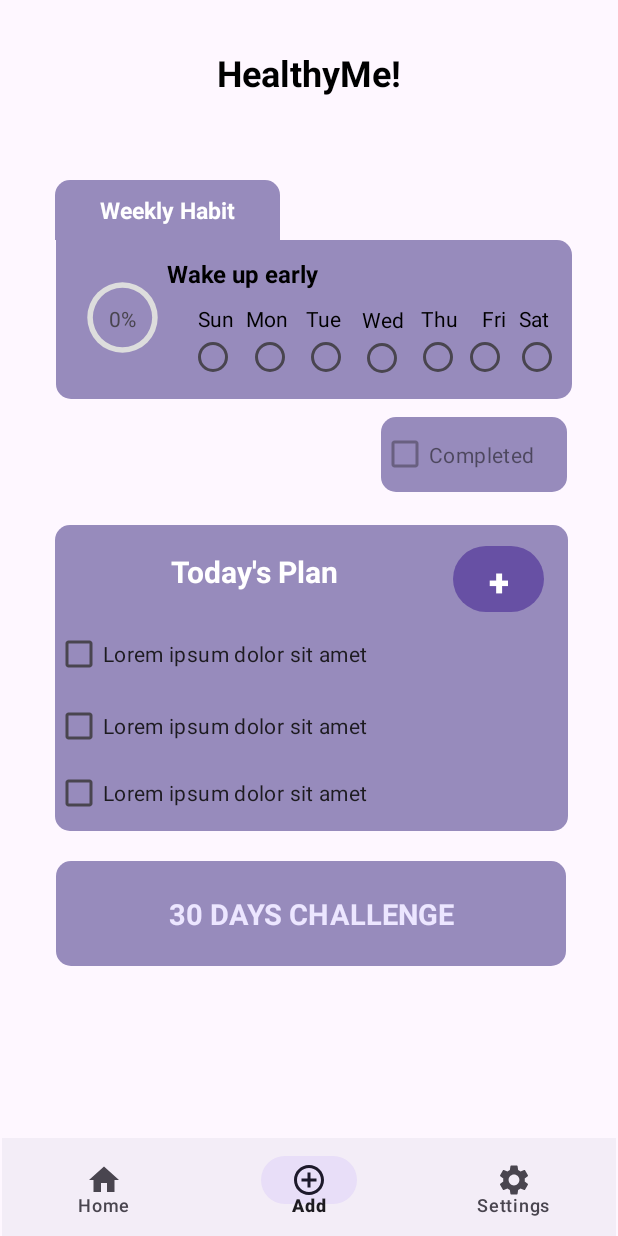
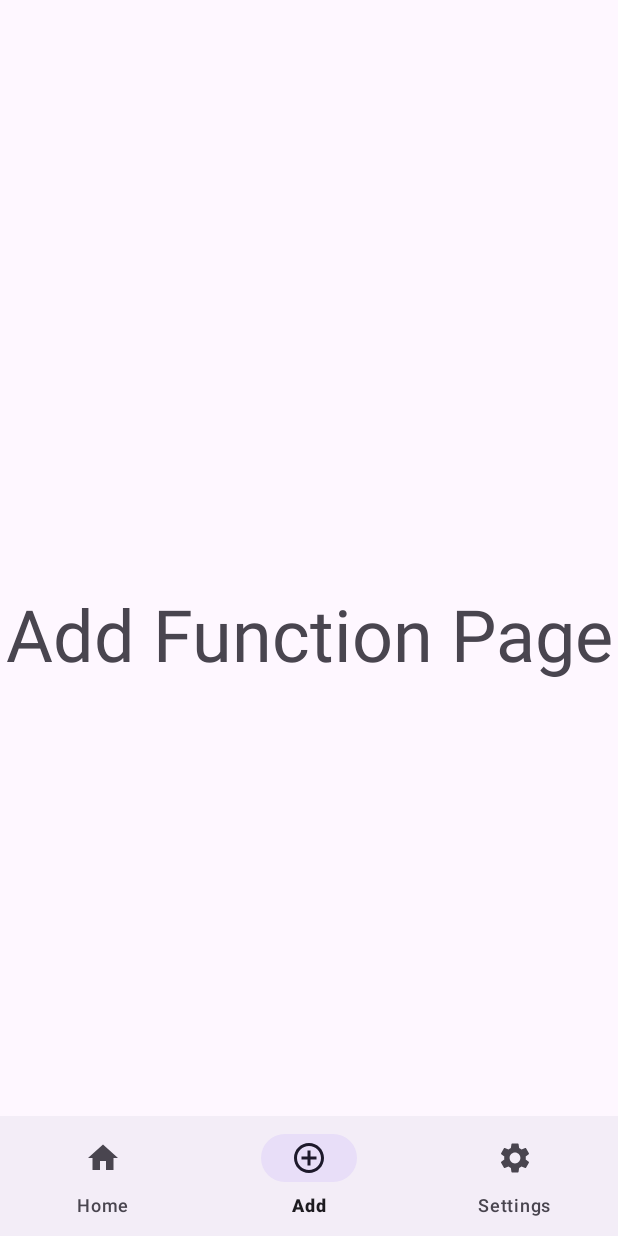
Before and after one commit to Yongey/ANDE_CA2, an Android app: the screen it shows after launch (MainActivity before the commit, Add after it), item 2 of the bottom bar chosen, on a phone screen of 412 x 824 dp. Run offline under Robolectric (Android 15) with nearby library versions, the phone set to English and light mode, and no system bars.

Commit message:
ca1 files

```diff
--- a/app/build.gradle
+++ b/app/build.gradle
@@ -22,11 +22,16 @@ android {
             proguardFiles getDefaultProguardFile('proguard-android-optimize.txt'), 'proguard-rules.pro'
         }
     }
+    buildFeatures{
+        viewBinding true;
+    }
     compileOptions {
         sourceCompatibility JavaVersion.VERSION_1_8
         targetCompatibility JavaVersion.VERSION_1_8
     }
 }
+
+
 
 dependencies {
 
--- /dev/null
+++ b/app/src/main/java/com/example/ca1_mainscreen/Add.java
@@ -0,0 +1,37 @@
+package com.example.ca1_mainscreen;
+
+import androidx.appcompat.app.AppCompatActivity;
+
+import android.content.Intent;
+import android.os.Bundle;
+
+import com.google.android.material.bottomnavigation.BottomNavigationView;
+
+public class Add extends AppCompatActivity {
+
+    @Override
+    protected void onCreate(Bundle savedInstanceState) {
+        super.onCreate(savedInstanceState);
+        setContentView(R.layout.activity_add);
+        BottomNavigationView bottomNavigationView = findViewById(R.id.bottomNavigationView);
+        bottomNavigationView.setOnItemSelectedListener(item -> {
+            if(item.getItemId()==R.id.home) {
+                startActivity(new Intent(Add.this, MainActivity.class));
+                finish();
+                return true;
+            }else if(item.getItemId()==R.id.add) {
+
+                return true;
+
+            }else if(item.getItemId()==R.id.settings) {
+                startActivity(new Intent(Add.this, Settings.class));
+                finish();
+                return true;
+            }else{
+                return false;
+            }
+        });
+        bottomNavigationView.setSelectedItemId(R.id.add);
+    }
+
+}
--- a/app/src/main/java/com/example/ca1_mainscreen/MainActivity.java
+++ b/app/src/main/java/com/example/ca1_mainscreen/MainActivity.java
@@ -1,6 +1,10 @@
 package com.example.ca1_mainscreen;
 
+import android.content.ClipData;
+import android.content.Intent;
 import android.os.Bundle;
+import android.view.Menu;
+import android.view.MenuItem;
 import android.view.View;
 import android.widget.Button;
 import android.widget.CheckBox;
@@ -11,10 +15,19 @@ import android.widget.RadioGroup;
 import android.widget.TextView;
 import android.widget.Toast;
 
+import androidx.annotation.NonNull;
 import androidx.annotation.Nullable;
 import androidx.appcompat.app.AppCompatActivity;
+import androidx.fragment.app.Fragment;
+import androidx.fragment.app.FragmentManager;
+import androidx.fragment.app.FragmentTransaction;
+
+import com.example.ca1_mainscreen.databinding.ActivityMainBinding;
+import com.google.android.material.bottomnavigation.BottomNavigationItemView;
+import com.google.android.material.bottomnavigation.BottomNavigationView;
 
 public class MainActivity extends AppCompatActivity {
+
 
     private int progr = 0;
     private CheckBox checkBox;
@@ -29,17 +42,38 @@ public class MainActivity extends AppCompatActivity {
     @Override
     protected void onCreate(@Nullable Bundle savedInstanceState) {
         super.onCreate(savedInstanceState);
+
+
         setContentView(R.layout.activity_main);
         updateProgressBar();
         checkBox = findViewById(R.id.checkBox);
-        RadioButton  buttonIncr1 = findViewById(R.id.radioButton10);
-        RadioButton  buttonIncr = findViewById(R.id.button_incr);
-        RadioButton  buttonDecr = findViewById(R.id.radioButton14);
-        RadioButton  buttonIncr2 = findViewById(R.id.radioButton13);
-        RadioButton  buttonIncr3 = findViewById(R.id.radioButton15);
-        RadioButton  buttonIncr4 = findViewById(R.id.radioButton16);
-        RadioButton  buttonIncr5 = findViewById(R.id.radioButton17);
-        buttonDecr.setOnClickListener(new View.OnClickListener() {
+        RadioButton  buttonI1 = findViewById(R.id.r1);
+        RadioButton  buttonI2 = findViewById(R.id.r2);
+        RadioButton  buttonI3 = findViewById(R.id.r3);
+        RadioButton  buttonI4 = findViewById(R.id.r4);
+        RadioButton  buttonI5 = findViewById(R.id.r5);
+        RadioButton  buttonI6 = findViewById(R.id.r6);
+        RadioButton  buttonI7 = findViewById(R.id.r7);
+        Button resetButton = findViewById(R.id.reset_button);
+        BottomNavigationView bottomNavigationView = findViewById(R.id.bottomNavigationView);
+        bottomNavigationView.setOnItemSelectedListener(item -> {
+            if(item.getItemId()==R.id.home) {
+                return true;
+            }else if(item.getItemId()==R.id.add) {
+                startActivity(new Intent(MainActivity.this, Add.class));
+                finish();
+                return true;
+
+            }else if(item.getItemId()==R.id.settings) {
+                startActivity(new Intent(MainActivity.this, Settings.class));
+                finish();
+                return true;
+            }else{
+                return false;
+            }
+        });
+        bottomNavigationView.setSelectedItemId(R.id.home);
+        buttonI7.setOnClickListener(new View.OnClickListener() {
             @Override
             public void onClick(View v) {
                 if (progr <= 90&& !buttonIncrClicked6) {
@@ -49,7 +83,14 @@ public class MainActivity extends AppCompatActivity {
                 }
             }
         });
-        buttonIncr5.setOnClickListener(new View.OnClickListener() {
+        resetButton.setOnClickListener(new View.OnClickListener() {
+            @Override
+            public void onClick(View v) {
+                resetProgressBar();
+
+            }
+        });
+        buttonI6.setOnClickListener(new View.OnClickListener() {
             @Override
             public void onClick(View v) {
                 if (progr <= 90&& !buttonIncrClicked5) {
@@ -60,7 +101,7 @@ public class MainActivity extends AppCompatActivity {
             }
         });
 
-        buttonIncr4.setOnClickListener(new View.OnClickListener() {
+        buttonI5.setOnClickListener(new View.OnClickListener() {
             @Override
             public void onClick(View v) {
                 if (progr <= 90&& !buttonIncrClicked4) {
@@ -71,7 +112,7 @@ public class MainActivity extends AppCompatActivity {
             }
         });
 
-        buttonIncr2.setOnClickListener(new View.OnClickListener() {
+        buttonI4.setOnClickListener(new View.OnClickListener() {
             @Override
             public void onClick(View v) {
                 if (progr <= 90&& !buttonIncrClicked3) {
@@ -81,7 +122,7 @@ public class MainActivity extends AppCompatActivity {
                 }
             }
         });
-        buttonIncr3.setOnClickListener(new View.OnClickListener() {
+        buttonI3.setOnClickListener(new View.OnClickListener() {
             @Override
             public void onClick(View v) {
                 if (progr <= 90&& !buttonIncrClicked2) {
@@ -91,7 +132,7 @@ public class MainActivity extends AppCompatActivity {
                 }
             }
         });
-        buttonIncr.setOnClickListener(new View.OnClickListener() {
+        buttonI2.setOnClickListener(new View.OnClickListener() {
             @Override
             public void onClick(View v) {
                 if (progr <= 90 && !buttonIncrClicked1) {
@@ -104,7 +145,7 @@ public class MainActivity extends AppCompatActivity {
 
 
 
-        buttonIncr1.setOnClickListener(new View.OnClickListener() {
+        buttonI1.setOnClickListener(new View.OnClickListener() {
             @Override
             public void onClick(View v) {
                 if (progr <= 90 && !buttonIncrClicked) {
@@ -113,13 +154,57 @@ public class MainActivity extends AppCompatActivity {
                     buttonIncrClicked = true;
                 }
             }
+
+
+
+
         });
 
 
 
 
     }
+//private void replaceFragment(Fragment fragment){
+//    FragmentManager fragmentManager = getSupportFragmentManager();
+//    FragmentTransaction fragmentTransaction = fragmentManager.beginTransaction();
+//    fragmentTransaction.replace(R.id.frame_layout,fragment);
+//    fragmentTransaction.commit();
+//}
+    private void resetProgressBar() {
+        progr = 0;
+        resetClickedFlags(); // Reset the flags first
+        updateProgressBar();
+        checkBox.setChecked(false);
+        checkBox.setEnabled(false);
 
+        RadioButton buttonI1 = findViewById(R.id.r1);
+        RadioButton buttonI2 = findViewById(R.id.r2);
+        RadioButton buttonI3 = findViewById(R.id.r3);
+        RadioButton buttonI4 = findViewById(R.id.r4);
+        RadioButton buttonI5 = findViewById(R.id.r5);
+        RadioButton buttonI6 = findViewById(R.id.r6);
+        RadioButton buttonI7 = findViewById(R.id.r7);
+
+        buttonI1.setChecked(false);
+        buttonI2.setChecked(false);
+        buttonI3.setChecked(false);
+        buttonI4.setChecked(false);
+        buttonI5.setChecked(false);
+        buttonI6.setChecked(false);
+        buttonI7.setChecked(false);
+    }
+
+
+
+    private void resetClickedFlags() {
+        buttonIncrClicked = false;
+        buttonIncrClicked1 = false;
+        buttonIncrClicked2 = false;
+        buttonIncrClicked3 = false;
+        buttonIncrClicked4 = false;
+        buttonIncrClicked5 = false;
+        buttonIncrClicked6 = false;
+    }
 
 
 
@@ -127,16 +212,19 @@ public class MainActivity extends AppCompatActivity {
     private void updateProgressBar() {
         ProgressBar progressBar = findViewById(R.id.progress_bar);
         TextView textViewProgress = findViewById(R.id.text_view_progress);
+        Button resetButton = findViewById(R.id.reset_button);
 
         progressBar.setProgress(progr);
         textViewProgress.setText(progr + "%");
+
         if (progr == 100) {
             checkBox.setChecked(true);
             checkBox.setEnabled(false);
+            resetButton.setVisibility(View.VISIBLE); // Show the reset button
+        } else {
+            resetButton.setVisibility(View.GONE); // Hide the reset button
         }
-
     }
 
 
-
 }
--- /dev/null
+++ b/app/src/main/res/layout/activity_add.xml
@@ -0,0 +1,31 @@
+<?xml version="1.0" encoding="utf-8"?>
+<androidx.constraintlayout.widget.ConstraintLayout xmlns:android="http://schemas.android.com/apk/res/android"
+    xmlns:app="http://schemas.android.com/apk/res-auto"
+    xmlns:tools="http://schemas.android.com/tools"
+    android:layout_width="match_parent"
+    android:layout_height="match_parent"
+    tools:context=".Add">
+
+    <TextView
+        android:id="@+id/textView8"
+        android:layout_width="wrap_content"
+        android:layout_height="wrap_content"
+        android:layout_marginStart="4dp"
+        android:layout_marginTop="344dp"
+        android:layout_marginEnd="4dp"
+        android:layout_marginBottom="323dp"
+        android:text="Add Function Page"
+        android:textSize="48sp"
+        app:layout_constraintBottom_toBottomOf="parent"
+        app:layout_constraintEnd_toEndOf="parent"
+        app:layout_constraintStart_toStartOf="parent"
+        app:layout_constraintTop_toTopOf="parent" />
+    <com.google.android.material.bottomnavigation.BottomNavigationView
+        android:id="@+id/bottomNavigationView"
+        android:layout_width="match_parent"
+        android:layout_height="wrap_content"
+        app:layout_constraintBottom_toBottomOf="parent"
+        app:layout_constraintEnd_toEndOf="parent"
+        app:layout_constraintStart_toStartOf="parent"
+        app:menu="@menu/bottom_nav_menu" />
+</androidx.constraintlayout.widget.ConstraintLayout>
--- a/app/src/main/res/layout/activity_main.xml
+++ b/app/src/main/res/layout/activity_main.xml
@@ -116,6 +116,23 @@
         app:layout_constraintStart_toStartOf="parent"
         app:layout_constraintTop_toBottomOf="@+id/textView4" />
 
+    <Button
+        android:id="@+id/reset_button"
+        android:layout_width="wrap_content"
+        android:layout_height="wrap_content"
+        android:layout_below="@id/checkBox"
+        android:layout_marginStart="95dp"
+        android:layout_marginTop="12dp"
+
+        android:layout_marginEnd="12dp"
+        android:layout_marginBottom="24dp"
+        android:onClick="onResetButtonClick"
+        android:text="Reset Progress"
+        app:layout_constraintBottom_toTopOf="@+id/textView5"
+        app:layout_constraintEnd_toStartOf="@+id/checkBox"
+        app:layout_constraintStart_toStartOf="parent"
+        app:layout_constraintTop_toBottomOf="@+id/textView4" />
+
     <ProgressBar
         android:id="@+id/progress_bar"
         android:layout_width="59dp"
@@ -131,10 +148,11 @@
         app:layout_constraintVertical_bias="0.468"
         tools:progress="60" />
 
+
     <com.google.android.material.bottomnavigation.BottomNavigationView
         android:id="@+id/bottomNavigationView"
-        android:layout_width="409dp"
-        android:layout_height="65dp"
+        android:layout_width="match_parent"
+        android:layout_height="wrap_content"
         app:layout_constraintBottom_toBottomOf="parent"
         app:layout_constraintEnd_toEndOf="parent"
         app:layout_constraintStart_toStartOf="parent"
@@ -321,7 +339,7 @@
 
 
         <RadioButton
-            android:id="@+id/radioButton10"
+            android:id="@+id/r1"
             android:layout_width="34dp"
             android:layout_height="28dp"
             android:textAlignment="center"
@@ -333,7 +351,7 @@
             app:layout_constraintVertical_bias="0.82" />
 
         <RadioButton
-            android:id="@+id/radioButton17"
+            android:id="@+id/r2"
             android:layout_width="36dp"
             android:layout_height="28dp"
             android:textAlignment="center"
@@ -345,7 +363,7 @@
             app:layout_constraintVertical_bias="0.82" />
 
         <RadioButton
-            android:id="@+id/radioButton16"
+            android:id="@+id/r3"
             android:layout_width="37dp"
             android:layout_height="28dp"
             android:textAlignment="center"
@@ -357,7 +375,7 @@
             app:layout_constraintVertical_bias="0.82" />
 
         <RadioButton
-            android:id="@+id/radioButton15"
+            android:id="@+id/r4"
             android:layout_width="34dp"
             android:layout_height="28dp"
             android:textAlignment="center"
@@ -369,7 +387,7 @@
             app:layout_constraintVertical_bias="0.82" />
 
     <RadioButton
-        android:id="@+id/radioButton14"
+        android:id="@+id/r5"
         android:layout_width="30dp"
         android:layout_height="27dp"
         android:textAlignment="center"
@@ -381,7 +399,7 @@
         app:layout_constraintVertical_bias="0.82" />
 
         <RadioButton
-            android:id="@+id/radioButton13"
+            android:id="@+id/r6"
             android:layout_width="28dp"
             android:layout_height="28dp"
             android:textAlignment="center"
@@ -393,7 +411,7 @@
             app:layout_constraintVertical_bias="0.82" />
 
         <RadioButton
-            android:id="@+id/button_incr"
+            android:id="@+id/r7"
             android:layout_width="28dp"
             android:layout_height="28dp"
             android:textAlignment="center"
--- a/app/src/main/res/values/strings.xml
+++ b/app/src/main/res/values/strings.xml
@@ -1,3 +1,7 @@
 <resources>
     <string name="app_name">CA1-MainScreen</string>
+    <!-- TODO: Remove or change this placeholder text -->
+    <string name="hello_blank_fragment">Hello blank fragment</string>
+
+
 </resources>
```
Also changed, not shown: app/src/main/AndroidManifest.xml (+17 -8 lines), app/src/main/java/com/example/ca1_mainscreen/Settings.java (added, +35 -0 lines), app/src/main/res/layout/activity_settings.xml (added, +32 -0 lines).
